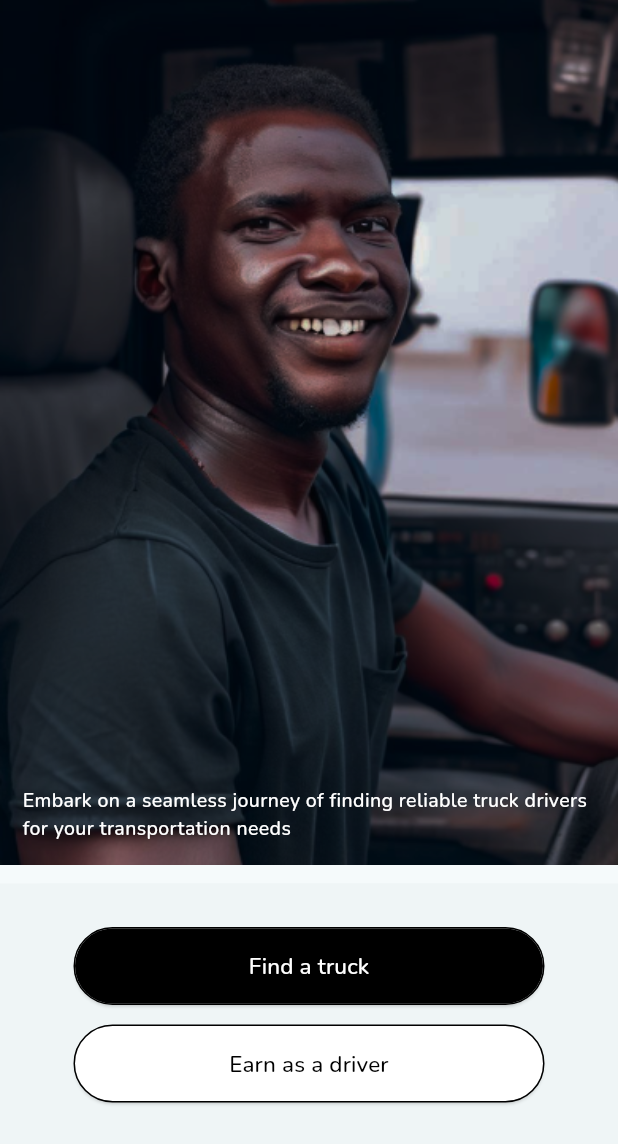
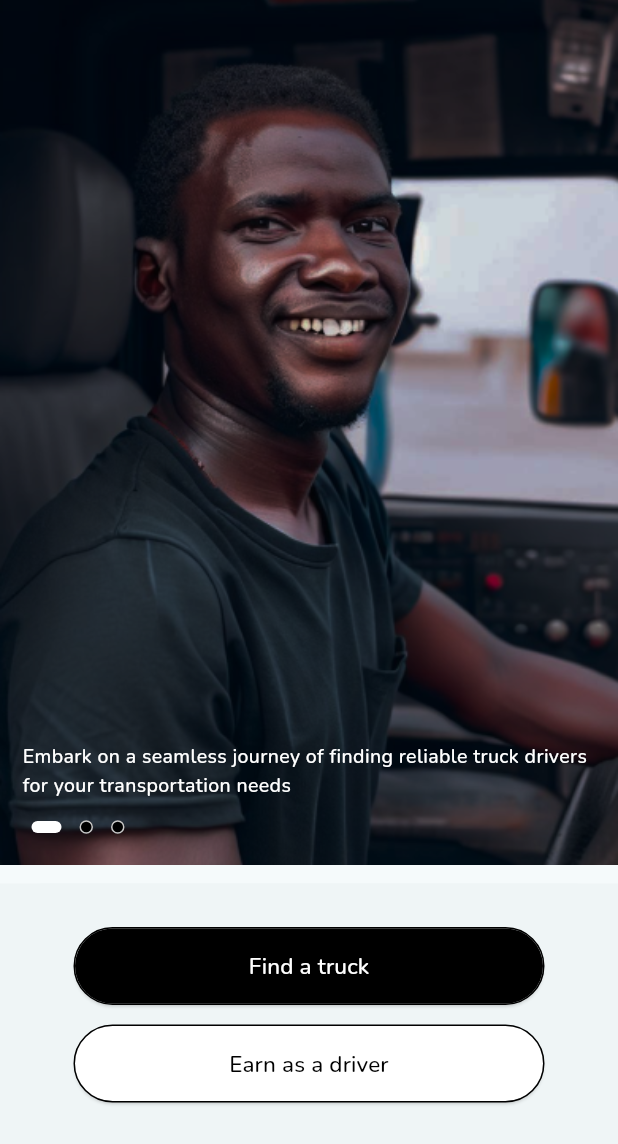
Before and after one commit to codeZe-us/Truckhub, a Flutter app: the screen it shows after launch, on a phone screen of 412 x 824 dp. Shown: the top 1144 px of the screen. Run offline on Flutter 3.47's test engine with Material 3 defaults, Android fonts, the phone set to English and light mode, and no system bars; drawn by our look-alikes of dots_indicator; our stand-ins replace flutter_hooks, flutter_rating_bar, font_awesome_flutter, gap, google_fonts, google_maps_flutter and 2 more.

Commit message:
Added dots indicator to the landing page

```diff
--- a/lib/screens/views/landing_page_screen.dart
+++ b/lib/screens/views/landing_page_screen.dart
@@ -1,3 +1,4 @@
+import 'package:dots_indicator/dots_indicator.dart';
 import 'package:flutter/material.dart';
 import 'package:gap/gap.dart';
 import 'package:truckhub/screens/constants/colors.dart';
@@ -30,17 +31,43 @@ class LandingPageScreen extends StatelessWidget {
               fit: BoxFit.cover
             )
           ),
-          child: const Padding(
-            padding: EdgeInsets.all(15),
-            child: GenericText(
-              noCenterAlign: true,
-              color: whiteColor,
-              fontSize: fontSize2half,
-              fontWeight: fontWeight5,
-              text: introString,
+          child: Padding(
+            padding: const EdgeInsets.all(15),
+            child: Column(
+              mainAxisSize: MainAxisSize.min,
+              crossAxisAlignment: CrossAxisAlignment.start,
+              children: [
+                const GenericText(
+                  noCenterAlign: true,
+                  color: whiteColor,
+                  fontSize: fontSize2half,
+                  fontWeight: fontWeight5,
+                  text: introString,
+                ),
+                const Gap(8),
+                DotsIndicator(
+                  dotsCount: 3,
+                  decorator: DotsDecorator(
+                    activeColor: whiteColor,
+                    activeShape: RoundedRectangleBorder(
+                      borderRadius: BorderRadius.circular(5)
+                    ),
+                    activeSize: const Size(20, 8),
+                    color: blackColor,
+                    shape: RoundedRectangleBorder(
+                      borderRadius: BorderRadius.circular(5),
+                      side: BorderSide(
+                        color: whiteColor.withAlpha(200),
+                        width: 1
+                      )
+                    )
+                  ),
+                )
+              ],
             ),
           ),
         ),
+
         bottomSheet: BottomSheet(
           constraints: BoxConstraints(
             maxHeight: screenHeight * 0.3,
--- a/pubspec.yaml
+++ b/pubspec.yaml
@@ -46,6 +46,7 @@ dependencies:
   font_awesome_flutter: ^10.7.0
   flutter_hooks: ^0.20.5
   flutter_rating_bar: ^4.0.1
+  dots_indicator: ^3.0.0
 
 dev_dependencies:
   flutter_test:
```
Also changed, not shown: pubspec.lock.
